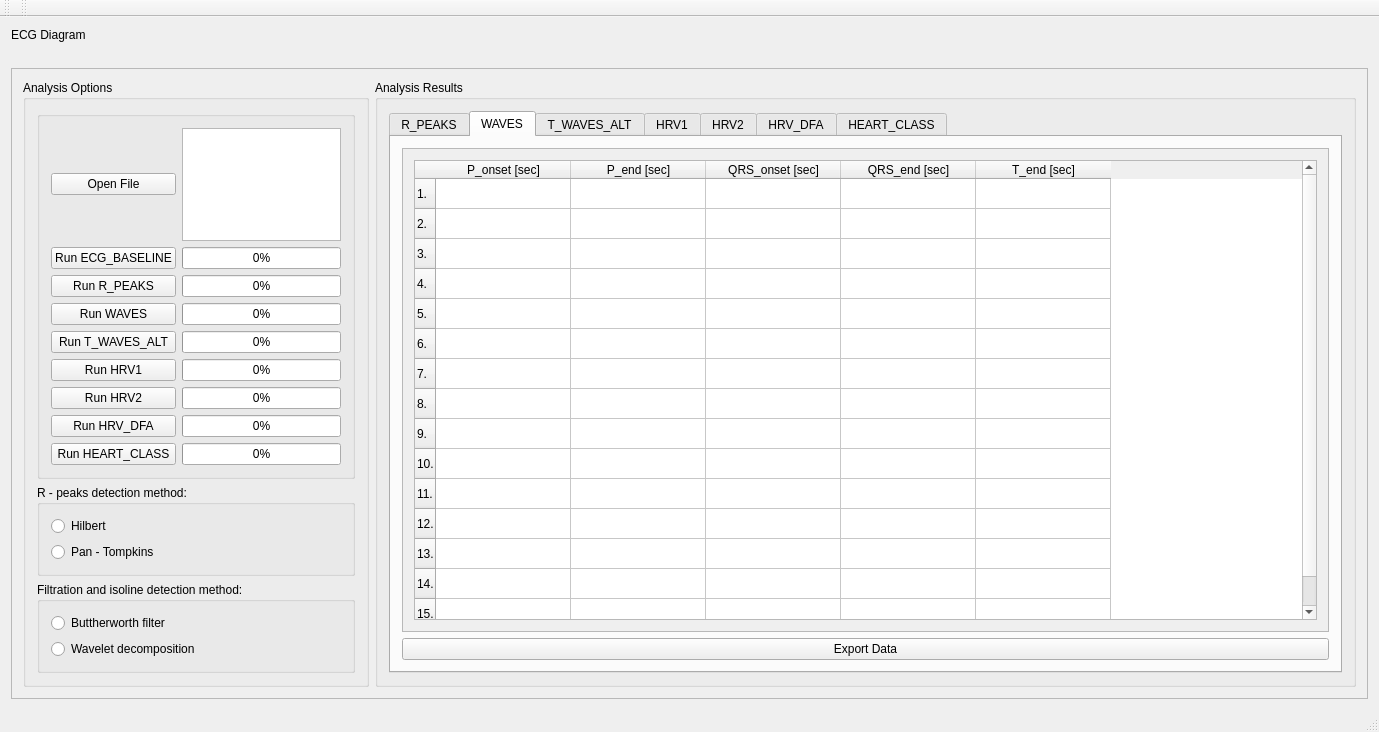
The window that GUI/mainwindow.ui (zamkot/cardiorama) describes before a commit, drawn with Qt 5.
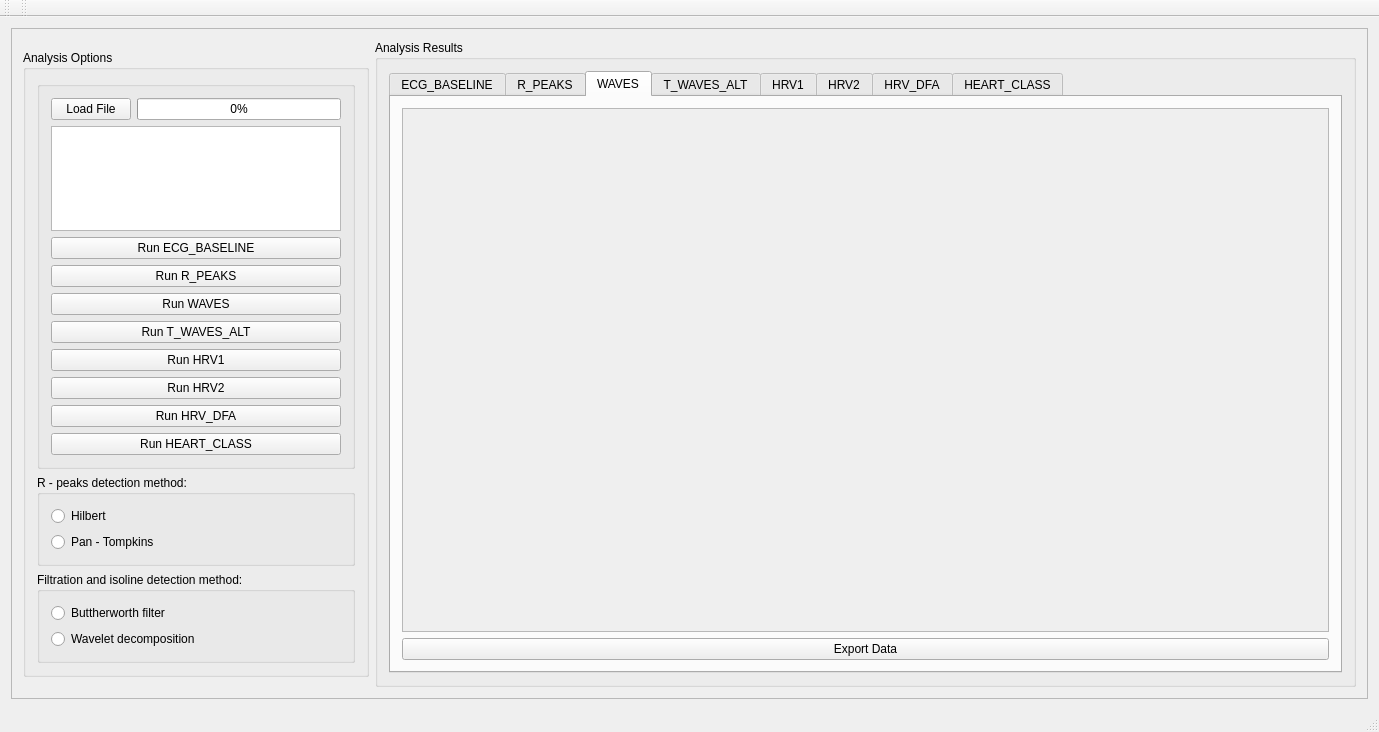
The same window after the commit. The open tabs and pages were chosen to show the change. Custom widgets are drawn as their Qt base class.

Commit message: GUI connection with sample charts

```diff
--- a/GUI/mainwindow.ui
+++ b/GUI/mainwindow.ui
@@ -2,6 +2,9 @@
 <ui version="4.0">
  <class>MainWindow</class>
  <widget class="QMainWindow" name="MainWindow">
+  <property name="enabled">
+   <bool>true</bool>
+  </property>
   <property name="geometry">
    <rect>
     <x>0</x>
@@ -15,26 +18,6 @@
   </property>
   <widget class="QWidget" name="centralWidget">
    <layout class="QVBoxLayout" name="verticalLayout_4">
-    <item>
-     <widget class="QLabel" name="label">
-      <property name="text">
-       <string>ECG Diagram</string>
-      </property>
-     </widget>
-    </item>
-    <item>
-     <widget class="QLabel" name="label_pic">
-      <property name="sizePolicy">
-       <sizepolicy hsizetype="Preferred" vsizetype="Preferred">
-        <horstretch>0</horstretch>
-        <verstretch>0</verstretch>
-       </sizepolicy>
-      </property>
-      <property name="text">
-       <string/>
-      </property>
-     </widget>
-    </item>
     <item>
      <widget class="QScrollArea" name="scrollArea_8">
       <property name="widgetResizable">
@@ -45,8 +28,8 @@
         <rect>
          <x>0</x>
          <y>0</y>
-         <width>1345</width>
-         <height>628</height>
+         <width>1359</width>
+         <height>673</height>
         </rect>
        </property>
        <layout class="QHBoxLayout" name="horizontalLayout_4">
@@ -68,94 +51,35 @@
               <string/>
              </property>
              <layout class="QGridLayout" name="gridLayout_5">
-              <item row="3" column="1">
-               <widget class="QProgressBar" name="progressBar">
-                <property name="value">
-                 <number>0</number>
-                </property>
-               </widget>
-              </item>
-              <item row="8" column="1">
-               <widget class="QProgressBar" name="progressBar_4">
-                <property name="value">
-                 <number>0</number>
-                </property>
-               </widget>
-              </item>
-              <item row="10" column="1">
-               <widget class="QProgressBar" name="progressBar_6">
-                <property name="value">
-                 <number>0</number>
-                </property>
-               </widget>
-              </item>
-              <item row="9" column="1">
-               <widget class="QProgressBar" name="progressBar_5">
-                <property name="value">
-                 <number>0</number>
-                </property>
-               </widget>
-              </item>
-              <item row="1" column="1">
-               <widget class="QTextBrowser" name="textBrowser">
-                <property name="sizePolicy">
-                 <sizepolicy hsizetype="Preferred" vsizetype="Preferred">
-                  <horstretch>0</horstretch>
-                  <verstretch>0</verstretch>
-                 </sizepolicy>
-                </property>
-               </widget>
-              </item>
-              <item row="9" column="0">
-               <widget class="QPushButton" name="RunHRV2">
-                <property name="text">
-                 <string>Run HRV2</string>
-                </property>
-               </widget>
-              </item>
-              <item row="8" column="0">
+              <item row="10" column="0" colspan="2">
                <widget class="QPushButton" name="RunHRV1">
                 <property name="text">
                  <string>Run HRV1</string>
                 </property>
                </widget>
               </item>
-              <item row="6" column="0">
-               <widget class="QPushButton" name="RunWAVES">
+              <item row="13" column="0" colspan="2">
+               <widget class="QPushButton" name="RunHEART_CLASS">
                 <property name="text">
-                 <string>Run WAVES</string>
+                 <string>Run HEART_CLASS</string>
                 </property>
                </widget>
               </item>
-              <item row="1" column="0">
+              <item row="0" column="0">
                <widget class="QPushButton" name="OpenFile">
                 <property name="text">
-                 <string>Open File</string>
+                 <string>Load File</string>
                 </property>
                </widget>
               </item>
-              <item row="6" column="1">
-               <widget class="QProgressBar" name="progressBar_2">
-                <property name="value">
-                 <number>0</number>
+              <item row="4" column="0" colspan="2">
+               <widget class="QPushButton" name="RunECG_BASELINE">
+                <property name="text">
+                 <string>Run ECG_BASELINE</string>
                 </property>
                </widget>
               </item>
-              <item row="11" column="1">
-               <widget class="QProgressBar" name="progressBar_7">
-                <property name="value">
-                 <number>0</number>
-                </property>
-               </widget>
-              </item>
-              <item row="7" column="1">
-               <widget class="QProgressBar" name="progressBar_3">
-                <property name="value">
-                 <number>0</number>
-                </property>
-               </widget>
-              </item>
-              <item row="3" column="0">
+              <item row="5" column="0" colspan="2">
                <widget class="QPushButton" name="RunR_PEAKS">
                 <property name="enabled">
                  <bool>true</bool>
@@ -165,38 +89,48 @@
                 </property>
                </widget>
               </item>
-              <item row="10" column="0">
-               <widget class="QPushButton" name="RunHRV_DFA">
+              <item row="8" column="0" colspan="2">
+               <widget class="QPushButton" name="RunWAVES">
                 <property name="text">
-                 <string>Run HRV_DFA</string>
+                 <string>Run WAVES</string>
                 </property>
                </widget>
               </item>
-              <item row="2" column="0">
-               <widget class="QPushButton" name="RunECG_BASELINE">
+              <item row="11" column="0" colspan="2">
+               <widget class="QPushButton" name="RunHRV2">
                 <property name="text">
-                 <string>Run ECG_BASELINE</string>
+                 <string>Run HRV2</string>
                 </property>
                </widget>
               </item>
-              <item row="2" column="1">
-               <widget class="QProgressBar" name="progressBar_8">
-                <property name="value">
-                 <number>0</number>
-                </property>
-               </widget>
-              </item>
-              <item row="7" column="0">
+              <item row="9" column="0" colspan="2">
                <widget class="QPushButton" name="RunT_WAVES_ALT">
                 <property name="text">
                  <string>Run T_WAVES_ALT</string>
                 </property>
                </widget>
               </item>
-              <item row="11" column="0">
-               <widget class="QPushButton" name="RunHEART_CLASS">
+              <item row="12" column="0" colspan="2">
+               <widget class="QPushButton" name="RunHRV_DFA">
                 <property name="text">
-                 <string>Run HEART_CLASS</string>
+                 <string>Run HRV_DFA</string>
+                </property>
+               </widget>
+              </item>
+              <item row="0" column="1">
+               <widget class="QProgressBar" name="progressBar">
+                <property name="value">
+                 <number>0</number>
+                </property>
+               </widget>
+              </item>
+              <item row="3" column="0" colspan="2">
+               <widget class="QTextBrowser" name="textBrowser">
+                <property name="sizePolicy">
+                 <sizepolicy hsizetype="Preferred" vsizetype="Preferred">
+                  <horstretch>0</horstretch>
+                  <verstretch>0</verstretch>
+                 </sizepolicy>
                 </property>
                </widget>
               </item>
@@ -263,9 +197,51 @@
           <layout class="QGridLayout" name="gridLayout">
            <item row="0" column="0">
             <widget class="QTabWidget" name="Tab">
+             <property name="maximumSize">
+              <size>
+               <width>1115</width>
+               <height>16777215</height>
+              </size>
+             </property>
              <property name="currentIndex">
               <number>6</number>
              </property>
+             <widget class="QWidget" name="ECG_BASELINE">
+              <attribute name="title">
+               <string>ECG_BASELINE</string>
+              </attribute>
+              <layout class="QVBoxLayout" name="verticalLayout_5">
+               <item>
+                <widget class="QScrollArea" name="scrollArea_9">
+                 <property name="widgetResizable">
+                  <bool>true</bool>
+                 </property>
+                 <widget class="QWidget" name="scrollAreaWidgetContents_18">
+                  <property name="geometry">
+                   <rect>
+                    <x>0</x>
+                    <y>0</y>
+                    <width>941</width>
+                    <height>529</height>
+                   </rect>
+                  </property>
+                  <layout class="QGridLayout" name="gridLayout_17">
+                   <item row="0" column="0">
+                    <widget class="QChartView" name="BASELINE"/>
+                   </item>
+                  </layout>
+                 </widget>
+                </widget>
+               </item>
+               <item>
+                <widget class="QPushButton" name="ExportData_0">
+                 <property name="text">
+                  <string>Export Data</string>
+                 </property>
+                </widget>
+               </item>
+              </layout>
+             </widget>
              <widget class="QWidget" name="R_PEAKS">
               <property name="enabled">
                <bool>true</bool>
@@ -354,6 +330,9 @@
               </layout>
              </widget>
              <widget class="QWidget" name="WAVES">
+              <property name="enabled">
+               <bool>true</bool>
+              </property>
               <attribute name="title">
                <string>WAVES</string>
               </attribute>
@@ -368,119 +347,11 @@
                    <rect>
                     <x>0</x>
                     <y>0</y>
-                    <width>927</width>
-                    <height>484</height>
+                    <width>941</width>
+                    <height>529</height>
                    </rect>
                   </property>
-                  <layout class="QGridLayout" name="gridLayout_3">
-                   <item row="0" column="0">
-                    <widget class="QTableWidget" name="W_table">
-                     <attribute name="horizontalHeaderDefaultSectionSize">
-                      <number>135</number>
-                     </attribute>
-                     <row>
-                      <property name="text">
-                       <string>1.</string>
-                      </property>
-                     </row>
-                     <row>
-                      <property name="text">
-                       <string>2.</string>
-                      </property>
-                     </row>
-                     <row>
-                      <property name="text">
-                       <string>3.</string>
-                      </property>
-                     </row>
-                     <row>
-                      <property name="text">
-                       <string>4.</string>
-                      </property>
-                     </row>
-                     <row>
-                      <property name="text">
-                       <string>5.</string>
-                      </property>
-                     </row>
-                     <row>
-                      <property name="text">
-                       <string>6.</string>
-                      </property>
-                     </row>
-                     <row>
-                      <property name="text">
-                       <string>7.</string>
-                      </property>
-                     </row>
-                     <row>
-                      <property name="text">
-                       <string>8.</string>
-                      </property>
-                     </row>
-                     <row>
-                      <property name="text">
-                       <string>9.</string>
-                      </property>
-                     </row>
-                     <row>
-                      <property name="text">
-                       <string>10.</string>
-                      </property>
-                     </row>
-                     <row>
-                      <property name="text">
-                       <string>11.</string>
-                      </property>
-                     </row>
-                     <row>
-                      <property name="text">
-                       <string>12.</string>
-                      </property>
-                     </row>
-                     <row>
-                      <property name="text">
-                       <string>13.</string>
-                      </property>
-                     </row>
-                     <row>
-                      <property name="text">
-                       <string>14.</string>
-                      </property>
-                     </row>
-                     <row>
-                      <property name="text">
-                       <string>15.</string>
-                      </property>
-                     </row>
-                     <column>
-                      <property name="text">
-                       <string>P_onset [sec]</string>
-                      </property>
-                     </column>
-                     <column>
-                      <property name="text">
-                       <string>P_end [sec]</string>
-                      </property>
-                     </column>
-                     <column>
-                      <property name="text">
-                       <string>QRS_onset [sec]</string>
-                      </property>
-                     </column>
-                     <column>
-                      <property name="text">
-                       <string>QRS_end [sec]</string>
-                      </property>
-                     </column>
-                     <column>
-                      <property name="text">
-                       <string>T_end [sec]</string>
-                      </property>
-                     </column>
-                    </widget>
-                   </item>
-                  </layout>
+                  <layout class="QGridLayout" name="gridLayout_3"/>
                  </widget>
                 </widget>
                </item>
@@ -801,6 +672,13 @@
   </action>
  </widget>
  <layoutdefault spacing="6" margin="11"/>
+ <customwidgets>
+  <customwidget>
+   <class>QChartView</class>
+   <extends>QGraphicsView</extends>
+   <header>QtCharts</header>
+  </customwidget>
+ </customwidgets>
  <resources/>
  <connections/>
 </ui>
```
Left out of the diff: 202 changed lines with no effect on the pictures. The commit also changes 6 other files.
